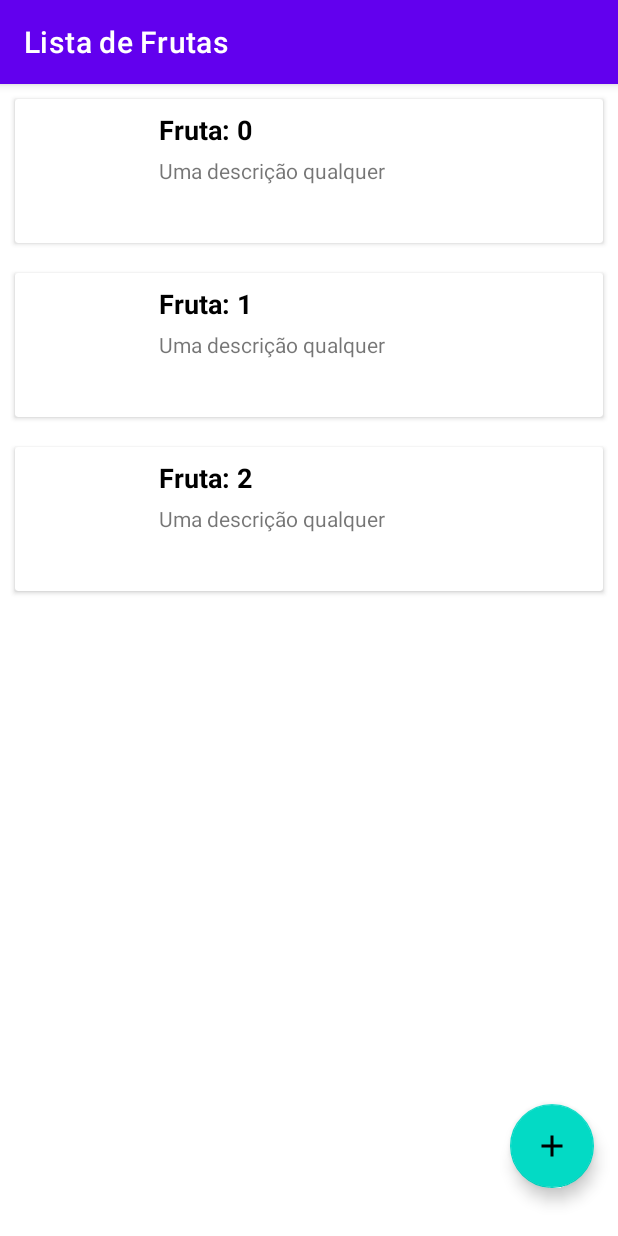
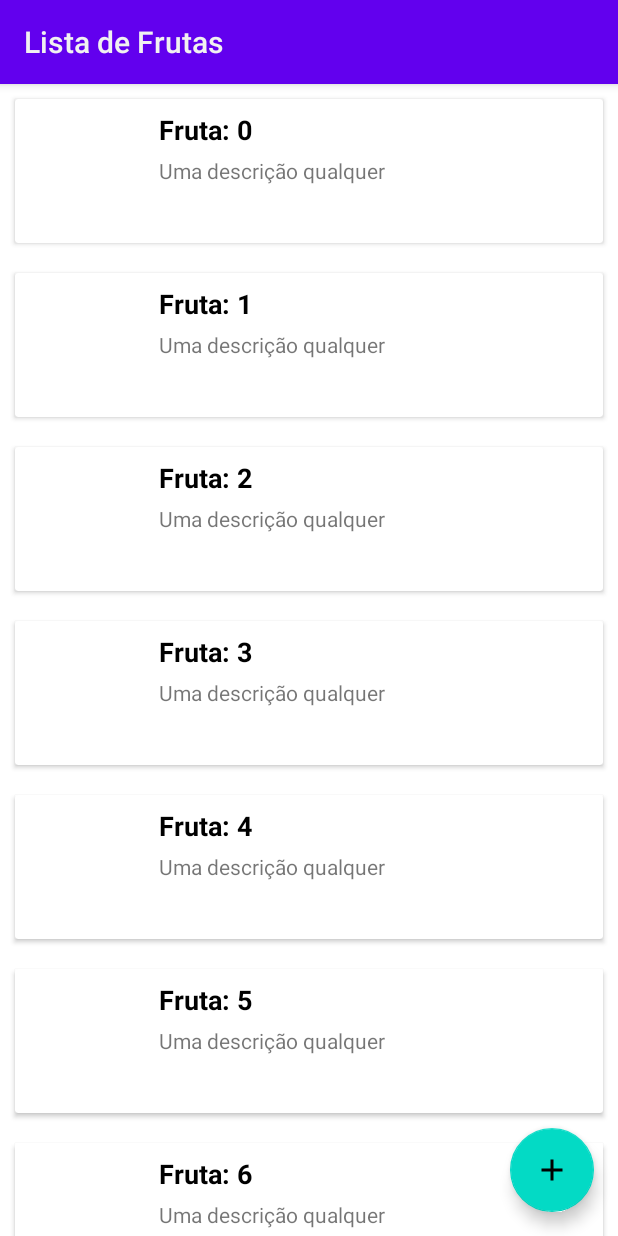
Before and after one commit to Peedrohj/mobile-android-fruit-app, an Android app: the screen it shows after launch (MainActivity), on a phone screen of 412 x 824 dp. Run offline under Robolectric (Android 15) with nearby library versions, the phone set to English and light mode, and no system bars.

Commit message:
feat: add main action bar

```diff
--- a/app/src/main/AndroidManifest.xml
+++ b/app/src/main/AndroidManifest.xml
@@ -11,13 +11,13 @@
         android:label="@string/app_name"
         android:roundIcon="@mipmap/ic_launcher_round"
         android:supportsRtl="true"
+
         android:theme="@style/Theme.Atividade1">
         <activity android:name=".FruitActivity"></activity>
         <activity android:name=".SecondActivity" />
-        <activity android:name=".MainActivity">
+        <activity android:name=".MainActivity" android:configChanges="keyboardHidden|orientation|screenSize">
             <intent-filter>
                 <action android:name="android.intent.action.MAIN" />
-
                 <category android:name="android.intent.category.LAUNCHER" />
             </intent-filter>
         </activity>
--- a/app/src/main/java/com/example/atividade1/MainActivity.kt
+++ b/app/src/main/java/com/example/atividade1/MainActivity.kt
@@ -6,6 +6,7 @@ import android.view.View
 import android.widget.Toast
 import androidx.activity.viewModels
 import androidx.appcompat.app.AppCompatActivity
+import androidx.appcompat.widget.Toolbar
 import androidx.lifecycle.Observer
 import androidx.lifecycle.ViewModelProvider
 import androidx.recyclerview.widget.LinearLayoutManager
@@ -14,7 +15,7 @@ import kotlinx.android.synthetic.main.activity_main.*
 
 
 open class MainActivity : AppCompatActivity(), FruitAdapter.OnItemClickListener {
-    private var baseList: ArrayList<FruitData> = generateBaseList(3)
+    private var baseList: ArrayList<FruitData> = generateBaseList(15)
     private val adapter = FruitAdapter(baseList, this)
 
     companion object {
@@ -28,14 +29,13 @@ open class MainActivity : AppCompatActivity(), FruitAdapter.OnItemClickListener
     override fun onCreate(savedInstanceState: Bundle?) {
         super.onCreate(savedInstanceState)
         setContentView(R.layout.activity_main)
-
-        if (savedInstanceState != null) {
-            baseList = savedInstanceState.getParcelableArrayList(FRUIT_STORE)!!
-        }
+        val toolbar: Toolbar = findViewById(R.id.customToolbar)
 
         fruit_list.adapter = adapter
         fruit_list.layoutManager = LinearLayoutManager(this)
         fruit_list.setHasFixedSize(true)
+
+        setSupportActionBar(toolbar)
     }
 
     private fun generateBaseList(size: Int): ArrayList<FruitData>{
@@ -84,11 +84,6 @@ open class MainActivity : AppCompatActivity(), FruitAdapter.OnItemClickListener
         adapter.notifyDataSetChanged()
     }
 
-    override fun onSaveInstanceState(savedInstanceState: Bundle) {
-        savedInstanceState.putParcelableArrayList(FRUIT_STORE, baseList)
-        super.onSaveInstanceState(savedInstanceState)
-    }
-
     private fun removeFruit(index: Int){
         baseList.removeAt(index)
 
@@ -96,7 +91,6 @@ open class MainActivity : AppCompatActivity(), FruitAdapter.OnItemClickListener
     }
 
     override fun onItemClick(position: Int) {
-        Toast.makeText(this, "Item $position clicked", Toast.LENGTH_SHORT).show()
         val clickedItem: FruitData = baseList[position]
 
         val intent = Intent(this@MainActivity, FruitActivity::class.java)
--- a/app/src/main/res/layout/activity_main.xml
+++ b/app/src/main/res/layout/activity_main.xml
@@ -1,11 +1,15 @@
 <?xml version="1.0" encoding="utf-8"?>
-<androidx.constraintlayout.widget.ConstraintLayout xmlns:android="http://schemas.android.com/apk/res/android"
+<androidx.coordinatorlayout.widget.CoordinatorLayout xmlns:android="http://schemas.android.com/apk/res/android"
     xmlns:app="http://schemas.android.com/apk/res-auto"
     xmlns:tools="http://schemas.android.com/tools"
     android:layout_width="match_parent"
     android:layout_height="match_parent"
     tools:context=".MainActivity">
 
+    <androidx.core.widget.NestedScrollView
+        android:layout_width="match_parent"
+        android:layout_height="match_parent"
+        app:layout_behavior="@string/appbar_scrolling_view_behavior">
 
         <androidx.recyclerview.widget.RecyclerView
             android:id="@+id/fruit_list"
@@ -16,6 +20,7 @@
             tools:layout_editor_absoluteX="0dp"
             tools:layout_editor_absoluteY="-16dp"
             tools:listitem="@layout/fruit" />
+    </androidx.core.widget.NestedScrollView>
 
     <com.google.android.material.floatingactionbutton.FloatingActionButton
         android:id="@+id/fab"
@@ -33,5 +38,19 @@
         app:layout_constraintVertical_bias="0.976"
         android:onClick="goToInsertFruitActivity"/>
 
+    <com.google.android.material.appbar.AppBarLayout
+        android:layout_height="wrap_content"
+        android:layout_width="match_parent">
 
-</androidx.constraintlayout.widget.ConstraintLayout>
+        <androidx.appcompat.widget.Toolbar
+            android:id="@+id/customToolbar"
+            android:layout_width="match_parent"
+            android:layout_height="wrap_content"
+            android:theme="@style/Theme.AppCompat.DayNight.DarkActionBar"
+            app:layout_scrollFlags="scroll|enterAlways"
+            app:title="@string/app_name"
+            app:titleTextColor="#F1F1F1" />
+
+    </com.google.android.material.appbar.AppBarLayout>
+
+</androidx.coordinatorlayout.widget.CoordinatorLayout>
--- a/app/src/main/res/values/themes.xml
+++ b/app/src/main/res/values/themes.xml
@@ -1,6 +1,6 @@
 <resources xmlns:tools="http://schemas.android.com/tools">
     <!-- Base application theme. -->
-    <style name="Theme.Atividade1" parent="Theme.MaterialComponents.DayNight.DarkActionBar">
+    <style name="Theme.Atividade1" parent="Theme.MaterialComponents.DayNight.NoActionBar">
         <!-- Primary brand color. -->
         <item name="colorPrimary">@color/purple_500</item>
         <item name="colorPrimaryVariant">@color/purple_700</item>
```
Also changed, not shown: app/src/main/java/com/example/atividade1/FruitViewModel.kt (deleted, +0 -25 lines), app/src/main/res/layout/activity_fruit.xml (+4 -3 lines). Lines whose indentation alone changed are shown as unchanged.
